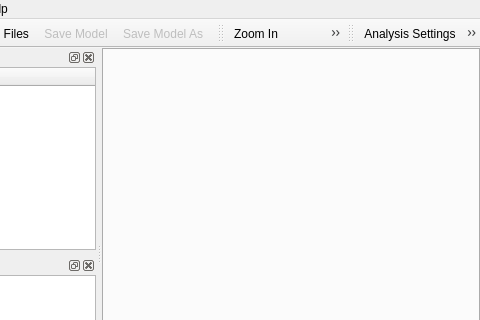
Above: gui/mainwindow.ui from rakhimov/scram before the change; both pictures show x 160 to 640 and y 0 to 320 of the 640 by 480 pixel window. Below: the same form after it.
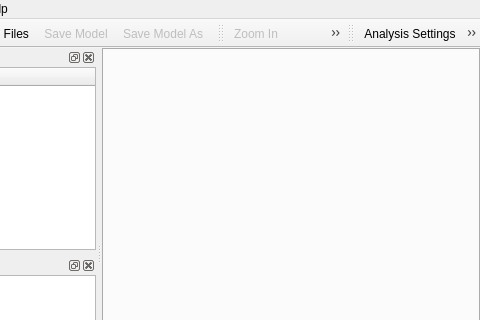
That is the form after the change. Icons and pictures are not drawn.

Commit message:
GUI: Add Printable abstract base class
All printable classes should derive from this base class.
The print functionality is discovered for the current widget in the tab.
The base classes must implement the print function.

Issue #200
Issue #205

Patch:
```diff
--- a/gui/mainwindow.ui
+++ b/gui/mainwindow.ui
@@ -381,6 +381,9 @@
    </property>
   </action>
   <action name="actionZoomIn">
+   <property name="enabled">
+    <bool>false</bool>
+   </property>
    <property name="icon">
     <iconset theme="zoom-in">
      <normaloff>.</normaloff>.</iconset>
@@ -390,6 +393,9 @@
    </property>
   </action>
   <action name="actionZoomOut">
+   <property name="enabled">
+    <bool>false</bool>
+   </property>
    <property name="icon">
     <iconset theme="zoom-out">
      <normaloff>.</normaloff>.</iconset>
@@ -439,6 +445,9 @@
    </property>
   </action>
   <action name="actionBestFit">
+   <property name="enabled">
+    <bool>false</bool>
+   </property>
    <property name="icon">
     <iconset theme="zoom-fit-best">
      <normaloff>.</normaloff>.</iconset>
```
Left out of the diff: 15 changed lines with no effect on the pictures. The commit also changes 5 other files.
